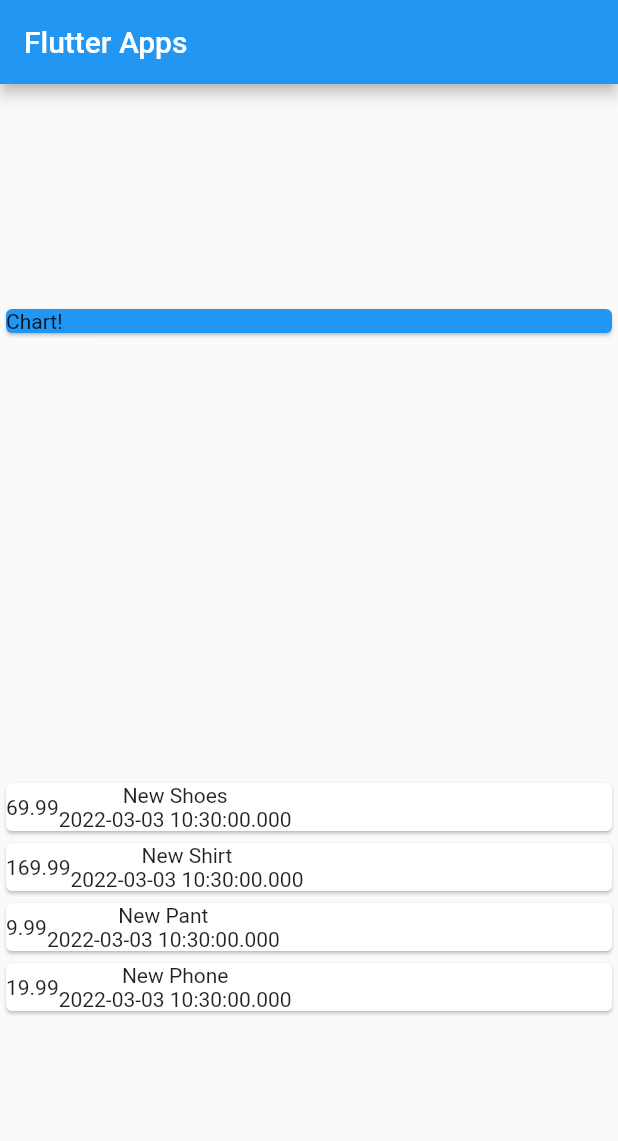
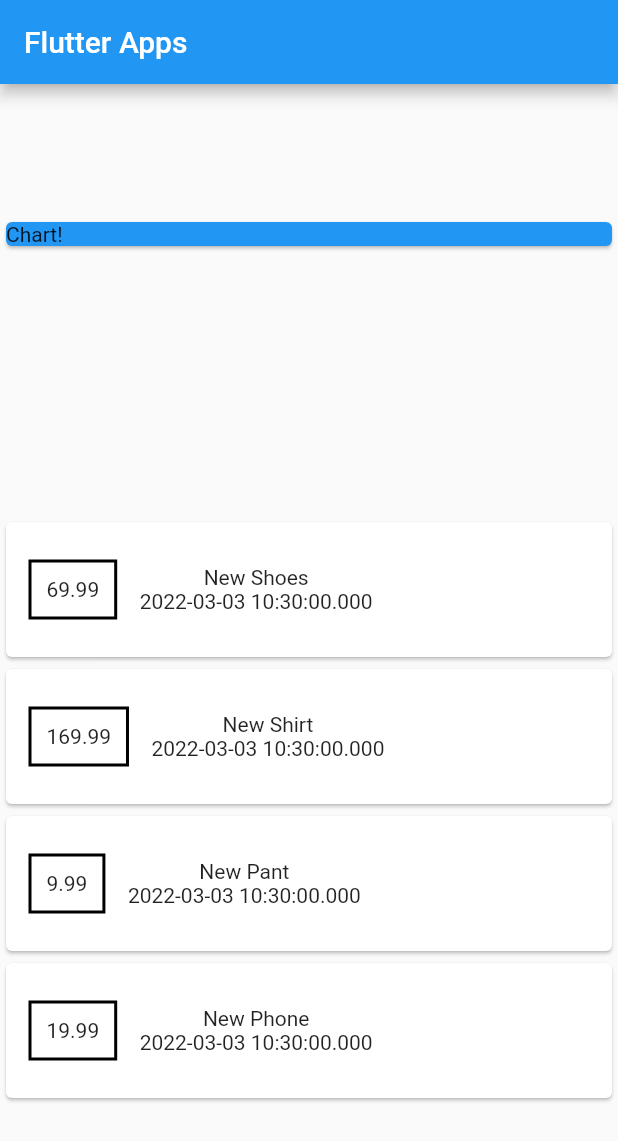
Before and after one commit to wasii/flutter_widget_styling, a Flutter app: the screen it shows after launch, on a phone screen of 412 x 824 dp. Shown: the top 1141 px of the screen. Run offline on Flutter 3.47's test engine with Material 2 defaults, Android fonts, the light colour scheme and no system bars.

Commit message:
styling the container (amount)

```diff
--- a/lib/main.dart
+++ b/lib/main.dart
@@ -47,6 +47,15 @@
                 child: Row(
                   children: <Widget>[
                     Container(
+                      margin:
+                          EdgeInsets.symmetric(vertical: 25, horizontal: 15),
+                      decoration: BoxDecoration(
+                        border: Border.all(
+                          color: Colors.black,
+                          width: 2,
+                        ),
+                      ),
+                      padding: EdgeInsets.all(10),
                       child: Text(transaction.amount.toString()),
                     ),
                     Column(
```
